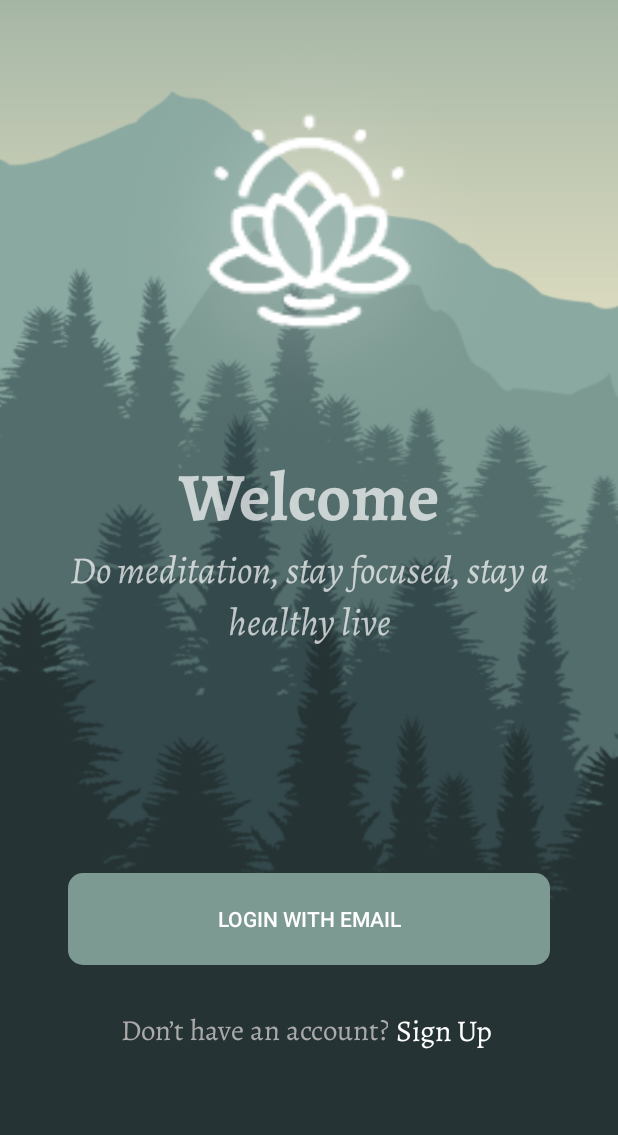
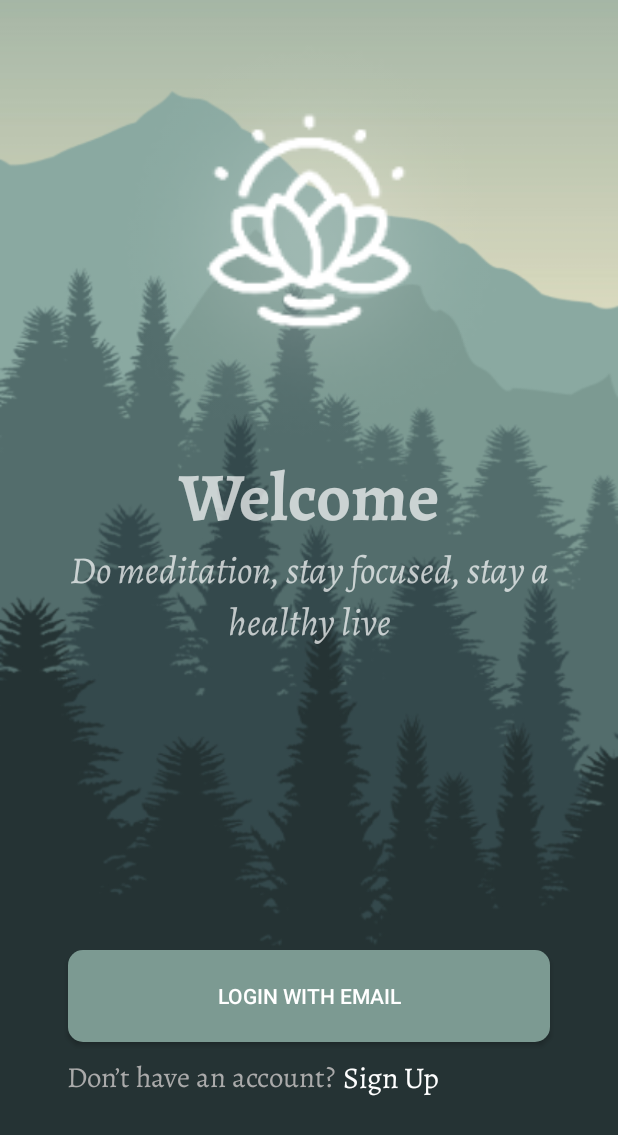
Before and after one commit to moemaair/Mantrana, an Android app: the screen it shows after launch (Onboarding), on a phone screen of 412 x 824 dp. Shown: the top 1135 px of the screen. Run offline under Robolectric (Android 15) with nearby library versions, the phone set to English and light mode, and no system bars.

```diff
--- a/app/build.gradle
+++ b/app/build.gradle
@@ -95,4 +95,7 @@ dependencies {
     implementation 'com.squareup.retrofit2:retrofit:2.9.0'
     implementation 'com.squareup.retrofit2:converter-gson:2.9.0'
 
+    //coroutines
+    implementation 'org.jetbrains.kotlinx:kotlinx-coroutines-android:1.6.1'
+
 }
--- a/app/src/main/res/layout/activity_onboarding.xml
+++ b/app/src/main/res/layout/activity_onboarding.xml
@@ -50,51 +50,55 @@
             android:textSize="25sp" />
     </LinearLayout>
 
-   `  <LinearLayout
+   `
+
+        <LinearLayout
             android:id="@+id/linearLayout3"
             android:layout_width="match_parent"
-         android:gravity="center"
-         android:layout_marginTop="150dp"
             android:layout_height="wrap_content"
             android:layout_below="@id/linearLayout2"
+            android:layout_alignParentBottom="true"
+            android:layout_marginTop="150dp"
+            android:layout_marginBottom="40dp"
+            android:gravity="center"
             android:orientation="vertical">
 
             <Button
                 android:id="@+id/loginWithEmail"
                 android:layout_width="wrap_content"
                 android:layout_height="wrap_content"
-             android:text="Login With Email"
-             android:background="@drawable/button_action_greenish"/>
+                android:background="@drawable/button_action_greenish"
+
+                android:text="Login With Email" />
 
             <LinearLayout
                 android:layout_width="match_parent"
                 android:layout_height="wrap_content"
-            android:layout_marginTop="30dp"
-            android:paddingHorizontal="80dp"
+                android:layout_marginStart="30dp"
+                android:layout_marginTop="10dp"
                 android:orientation="horizontal">
 
                 <TextView
                     android:layout_width="wrap_content"
                     android:layout_height="wrap_content"
+                    android:fontFamily="@font/alegreyaregular"
                     android:text="Don’t have an account?"
-                android:textAlignment="center"
                     android:textColor="@android:color/darker_gray"
-                android:fontFamily="@font/alegreyaregular"
-                android:textSize="19dp"/>
+                    android:textSize="19dp" />
+
                 <TextView
                     android:id="@+id/SignUpNow"
                     android:layout_width="wrap_content"
                     android:layout_height="wrap_content"
+                    android:layout_gravity="center"
+                    android:clickable="true"
+                    android:fontFamily="@font/alegreyaregular"
+                    android:paddingStart="5dp"
                     android:text="Sign Up"
-                android:layout_gravity="center"
+                    android:textAlignment="center"
                     android:textColor="@color/white"
-                android:textAlignment="center"
-                android:clickable="true"
-                android:paddingStart="5dp"
-                android:fontFamily="@font/alegreyaregular"
-                android:textSize="20dp"/>
+                    android:textSize="20dp" />
             </LinearLayout>
-
 
 
         </LinearLayout>`
```
Also changed, not shown: app/src/main/java/com/android/mantrana/ui/SignIn.kt (+29 -1 lines), app/src/main/res/layout/activity_sign_in.xml (+5 -3 lines). Lines whose indentation alone changed are shown as unchanged.
